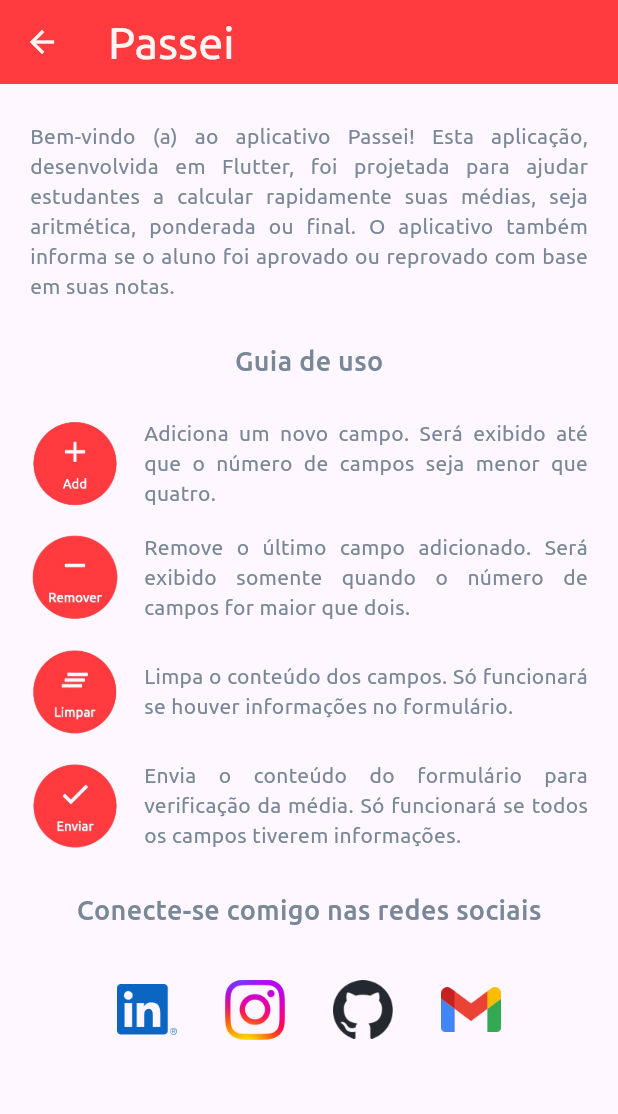
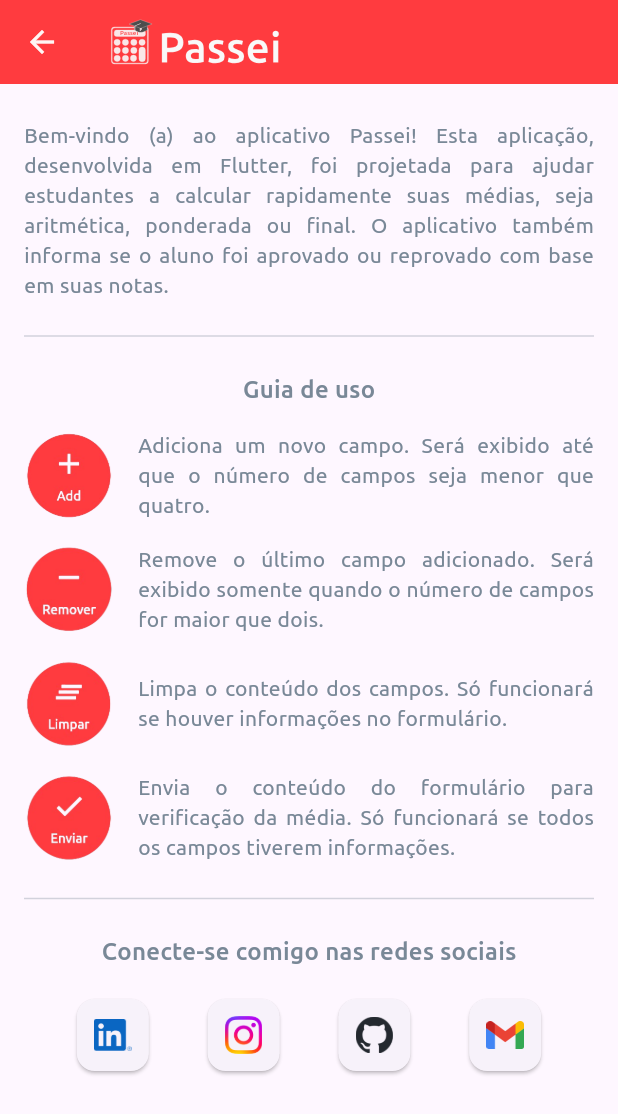
Before and after one commit to Everaldo-Martins/passei, a Flutter app: the screen it shows after launch, after a tap on the "help" icon, on a phone screen of 412 x 824 dp. Shown: the top 1114 px of the screen. Run offline on Flutter 3.47's test engine with Material 3 defaults, Android fonts, the phone set to English and light mode, and no system bars; our stand-ins replace flutter_svg; project files that could hold a hidden picture were left out.

Commit message:
Atualização na tela about_page

```diff
--- a/lib/screens/about_page.dart
+++ b/lib/screens/about_page.dart
@@ -1,4 +1,5 @@
 import 'package:flutter/material.dart';
+import 'package:flutter_svg/svg.dart';
 import 'package:url_launcher/url_launcher.dart';
 
 class About extends StatelessWidget {
@@ -17,17 +18,19 @@
   Widget build(BuildContext context) {
     return Scaffold(
       appBar: AppBar(
-        title: const Text(
-          'Passei',
-          style: TextStyle(
-            color: Color(0xFFFFF6F4),
-            fontFamily: 'Ubuntu',
-            fontSize: 30,
-            fontWeight: FontWeight.w400,
+        backgroundColor: const Color(0xFFFF3B3F),
+        foregroundColor: const Color(0xFFFFF6F4),
+        centerTitle: true,
+        title: Row(
+          mainAxisAlignment: MainAxisAlignment.spaceBetween,
+          mainAxisSize: MainAxisSize.max,
+          children: [
+            SvgPicture.asset(
+              'assets/icon.svg',
+              height: 32,
             ),
+          ],
         ),
-        backgroundColor: const Color(0xFFFF3B3F),
-        iconTheme: const IconThemeData(color: Color(0xFFFFF6F4)),
       ),
       body: Column(
         children: [
@@ -35,8 +38,8 @@
             child: SingleChildScrollView(
               child: Padding(
                 padding: const EdgeInsets.symmetric(
-                  vertical: 25,
-                  horizontal: 20,
+                  vertical: 24,
+                  horizontal: 16,
                 ),
                 child: Column(
                   children: [
@@ -55,7 +58,9 @@
                         ),
                       ],
                     ),
-                    const SizedBox(height: 26),
+                    const SizedBox(height: 16),
+                    const Divider(color: Color(0x55798897)),
+                    const SizedBox(height: 16),
                     const Row(
                       mainAxisAlignment: MainAxisAlignment.center,
                       children: [
@@ -63,14 +68,14 @@
                           'Guia de uso',
                           style: TextStyle(
                             fontFamily: 'Ubuntu',
-                            fontSize: 18,
+                            fontSize: 16,
                             fontWeight: FontWeight.w500,
                             color: Color(0xFF798897),
                           ),
                         ),
                       ],
                     ),
-                    const SizedBox(height: 26),
+                    const SizedBox(height: 16),
                     Row(
                       children: [
                         Image.asset(
@@ -154,57 +159,66 @@
                         ),
                       ],
                     ),
-                    const SizedBox(height: 26),
+                    const SizedBox(height: 16),
+                    const Divider(color: Color(0x55798897)),
+                    const SizedBox(height: 16),
                     const Row(
                       mainAxisAlignment: MainAxisAlignment.center,
+                      mainAxisSize: MainAxisSize.max,
                       children: [
                         Text(
                           'Conecte-se comigo nas redes sociais',
                           style: TextStyle(
                             color: Color(0xFF798897),
                             fontFamily: 'Ubuntu',
-                              fontSize: 18,
-                              fontWeight: FontWeight.w500),
+                            fontSize: 16,
+                            fontWeight: FontWeight.w500,
+                          ),
                         ),
                       ],
                     ),
-                    const SizedBox(height: 26),
+                    const SizedBox(height: 16),
                     Row(
-                      mainAxisAlignment: MainAxisAlignment.center,
+                      mainAxisAlignment: MainAxisAlignment.spaceEvenly,
                       children: [
-                        IconButton(
+                        Card(
+                          child: IconButton(
                             onPressed: () => openUrl(
                                 'https://www.linkedin.com/in/everaldo-martins-de-oliveira-214400b3'),
                             icon: Image.asset(
                               'assets/icons/linkedin.png',
-                            width: 40,
+                              width: 25,
                             ),
                           ),
-                        const SizedBox(width: 16),
-                        IconButton(
+                        ),
+                        Card(
+                          child: IconButton(
                             onPressed: () => openUrl(
                                 'https://www.instagram.com/everaldo_martins1'),
                             icon: Image.asset(
                               'assets/icons/instagram.png',
-                            width: 40,
+                              width: 25,
                             ),
                           ),
-                        const SizedBox(width: 16),
-                        IconButton(
+                        ),
+                        Card(
+                          child: IconButton(
                             onPressed: () =>
                                 openUrl('https://github.com/Everaldo-Martins'),
                             icon: Image.asset(
                               'assets/icons/github.png',
-                            width: 40,
+                              width: 25,
                             ),
                           ),
-                        const SizedBox(width: 16),
-                        IconButton(
-                          onPressed: () =>
-                              openUrl('mailto:everaldoinfortecnico@gmail.com'),
+                        ),
+                        Card(
+                          child: IconButton(
+                            onPressed: () => openUrl(
+                                'mailto:everaldoinfortecnico@gmail.com'),
                             icon: Image.asset(
                               'assets/icons/gmail.png',
-                            width: 40,
+                              width: 25,
+                            ),
                           ),
                         ),
                       ],
```
Lines whose indentation alone changed are shown as unchanged.
